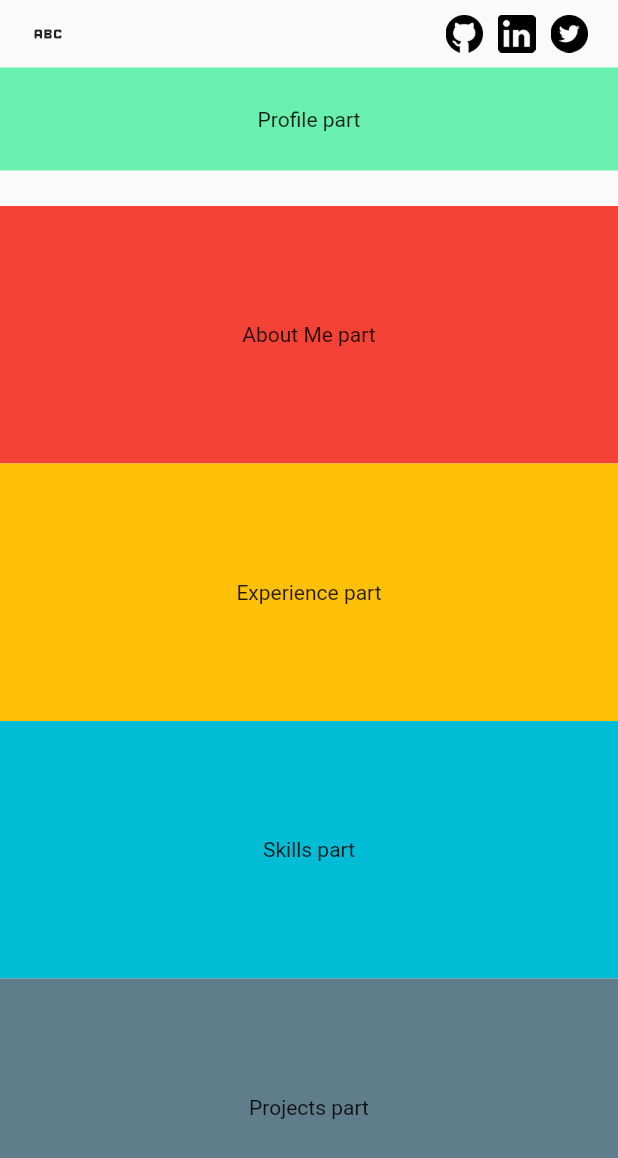
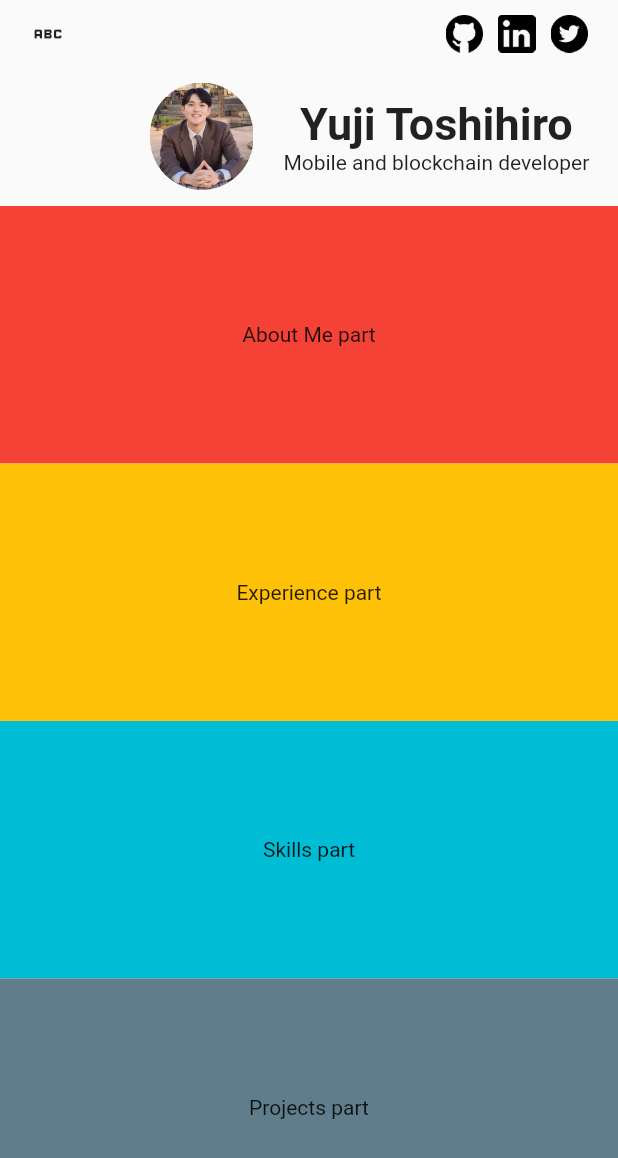
Before and after one commit to honganji/portfolio, a Flutter app: the screen it shows after launch, on a phone screen of 412 x 824 dp. Shown: the top 1158 px of the screen. Run offline on Flutter 3.47's test engine with Material 2 defaults, Android fonts, the light colour scheme and no system bars.

Commit message:
add Profile part to header

```diff
--- a/lib/widgets/header/header.dart
+++ b/lib/widgets/header/header.dart
@@ -16,7 +16,7 @@ class Header extends StatelessWidget {
           child: IconRow(),
         ),
         Flexible(
-          flex: 1,
+          flex: 2,
           fit: FlexFit.loose,
           child: Profile(),
         ),
--- a/lib/widgets/header/iconRow.dart
+++ b/lib/widgets/header/iconRow.dart
@@ -17,6 +17,7 @@ class IconRow extends StatelessWidget {
             children: [
               Image.asset(
                 "assets/img/github_icon.png",
+                filterQuality: FilterQuality.medium,
                 height: 25,
                 width: 25,
               ),
@@ -25,6 +26,7 @@ class IconRow extends StatelessWidget {
               ),
               Image.asset(
                 "assets/img/linkedin_icon.png",
+                filterQuality: FilterQuality.medium,
                 height: 25,
                 width: 25,
               ),
@@ -33,6 +35,7 @@ class IconRow extends StatelessWidget {
               ),
               Image.asset(
                 "assets/img/twitter_icon.png",
+                filterQuality: FilterQuality.medium,
                 height: 25,
                 width: 25,
               ),
--- a/lib/widgets/header/profile.dart
+++ b/lib/widgets/header/profile.dart
@@ -9,8 +9,31 @@ class Profile extends StatelessWidget {
   Widget build(BuildContext context) {
     return Container(
       alignment: Alignment.center,
-      color: Colors.greenAccent,
-      child: const Text("Profile part"),
+      padding: const EdgeInsets.fromLTRB(100, 10, 20, 10),
+      child: Row(
+        children: [
+          ClipRRect(
+            borderRadius: BorderRadius.circular(150.0),
+            child: Image.asset(
+              "assets/img/profile.jpg",
+              filterQuality: FilterQuality.medium,
+            ),
+          ),
+          const SizedBox(
+            width: 20,
+          ),
+          Column(
+            mainAxisAlignment: MainAxisAlignment.center,
+            children: const [
+              Text(
+                "Yuji Toshihiro",
+                style: TextStyle(fontWeight: FontWeight.bold, fontSize: 30),
+              ),
+              Text("Mobile and blockchain developer"),
+            ],
+          ),
+        ],
+      ),
     );
   }
 }
```
